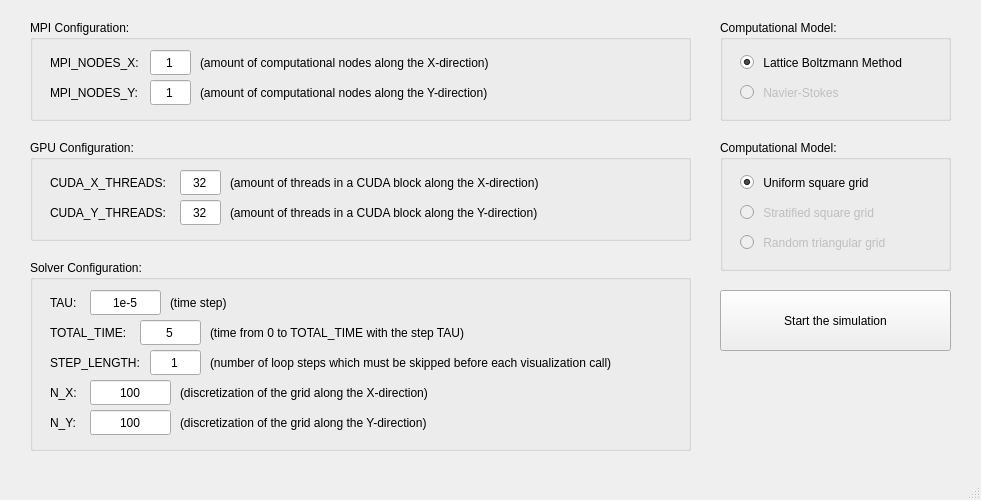
Old version of the form StartInterface/src/mainwindow.ui in the repository Eugene-Kolesnikov/NumericalHydrodynamicsCUDA_MPI.
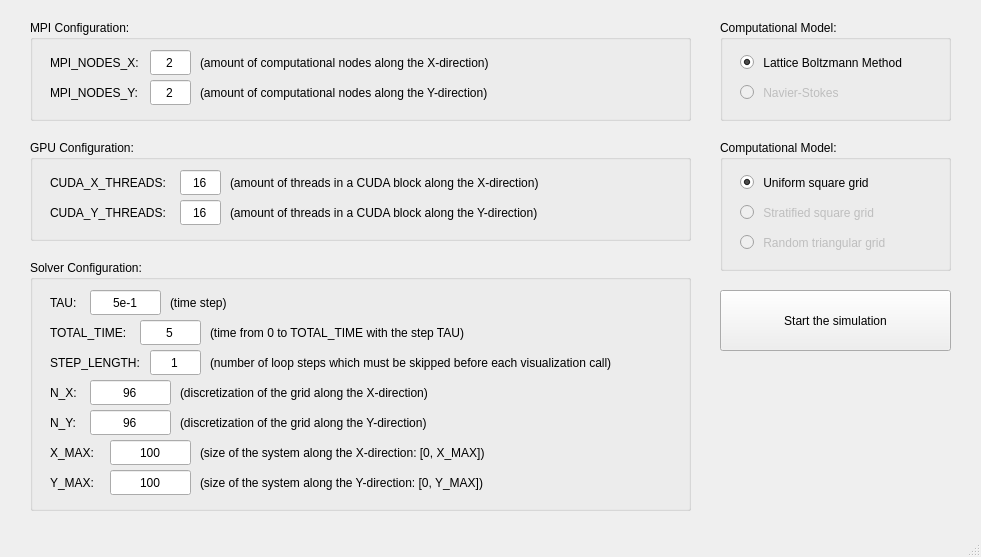
New version of the form.

Diff of the .ui file:
```diff
--- a/StartInterface/src/mainwindow.ui
+++ b/StartInterface/src/mainwindow.ui
@@ -7,7 +7,7 @@
     <x>0</x>
     <y>0</y>
     <width>981</width>
-    <height>500</height>
+    <height>557</height>
    </rect>
   </property>
   <property name="windowTitle">
@@ -49,7 +49,7 @@
       </rect>
      </property>
      <property name="text">
-      <string>1</string>
+      <string>2</string>
      </property>
      <property name="alignment">
       <set>Qt::AlignCenter</set>
@@ -78,7 +78,7 @@
       </rect>
      </property>
      <property name="text">
-      <string>1</string>
+      <string>2</string>
      </property>
      <property name="alignment">
       <set>Qt::AlignCenter</set>
@@ -146,7 +146,7 @@
       </rect>
      </property>
      <property name="text">
-      <string>32</string>
+      <string>16</string>
      </property>
      <property name="alignment">
       <set>Qt::AlignCenter</set>
@@ -175,7 +175,7 @@
       </rect>
      </property>
      <property name="text">
-      <string>32</string>
+      <string>16</string>
      </property>
      <property name="alignment">
       <set>Qt::AlignCenter</set>
@@ -214,7 +214,7 @@
       <x>30</x>
       <y>260</y>
       <width>661</width>
-      <height>191</height>
+      <height>251</height>
      </rect>
     </property>
     <property name="title">
@@ -243,7 +243,7 @@
       </rect>
      </property>
      <property name="text">
-      <string>1e-5</string>
+      <string>5e-1</string>
      </property>
      <property name="alignment">
       <set>Qt::AlignCenter</set>
@@ -382,7 +382,7 @@
       </rect>
      </property>
      <property name="text">
-      <string>100</string>
+      <string>96</string>
      </property>
      <property name="alignment">
       <set>Qt::AlignCenter</set>
@@ -424,12 +424,96 @@
       </rect>
      </property>
      <property name="text">
+      <string>96</string>
+     </property>
+     <property name="alignment">
+      <set>Qt::AlignCenter</set>
+     </property>
+    </widget>
+    <widget class="QLabel" name="label_19">
+     <property name="geometry">
+      <rect>
+       <x>20</x>
+       <y>210</y>
+       <width>51</width>
+       <height>25</height>
+      </rect>
+     </property>
+     <property name="text">
+      <string>Y_MAX:</string>
+     </property>
+    </widget>
+    <widget class="QLineEdit" name="y_max">
+     <property name="geometry">
+      <rect>
+       <x>80</x>
+       <y>210</y>
+       <width>81</width>
+       <height>25</height>
+      </rect>
+     </property>
+     <property name="text">
       <string>100</string>
      </property>
      <property name="alignment">
       <set>Qt::AlignCenter</set>
      </property>
     </widget>
+    <widget class="QLabel" name="label_20">
+     <property name="geometry">
+      <rect>
+       <x>20</x>
+       <y>180</y>
+       <width>51</width>
+       <height>25</height>
+      </rect>
+     </property>
+     <property name="text">
+      <string>X_MAX:</string>
+     </property>
+    </widget>
+    <widget class="QLineEdit" name="x_max">
+     <property name="geometry">
+      <rect>
+       <x>80</x>
+       <y>180</y>
+       <width>81</width>
+       <height>25</height>
+      </rect>
+     </property>
+     <property name="text">
+      <string>100</string>
+     </property>
+     <property name="alignment">
+      <set>Qt::AlignCenter</set>
+     </property>
+    </widget>
+    <widget class="QLabel" name="label_21">
+     <property name="geometry">
+      <rect>
+       <x>170</x>
+       <y>210</y>
+       <width>341</width>
+       <height>25</height>
+      </rect>
+     </property>
+     <property name="text">
+      <string>(size of the system along the Y-direction: [0, Y_MAX])</string>
+     </property>
+    </widget>
+    <widget class="QLabel" name="label_22">
+     <property name="geometry">
+      <rect>
+       <x>170</x>
+       <y>180</y>
+       <width>341</width>
+       <height>25</height>
+      </rect>
+     </property>
+     <property name="text">
+      <string>(size of the system along the X-direction: [0, X_MAX])</string>
+     </property>
+    </widget>
    </widget>
    <widget class="QGroupBox" name="groupBox_4">
     <property name="geometry">
```
